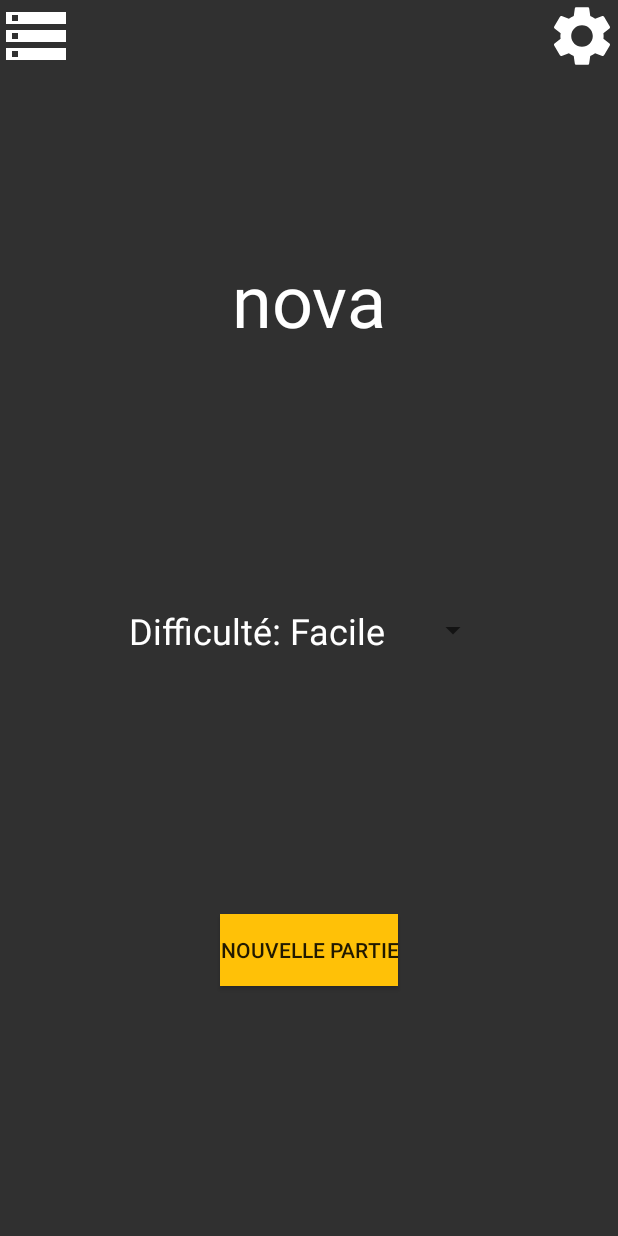
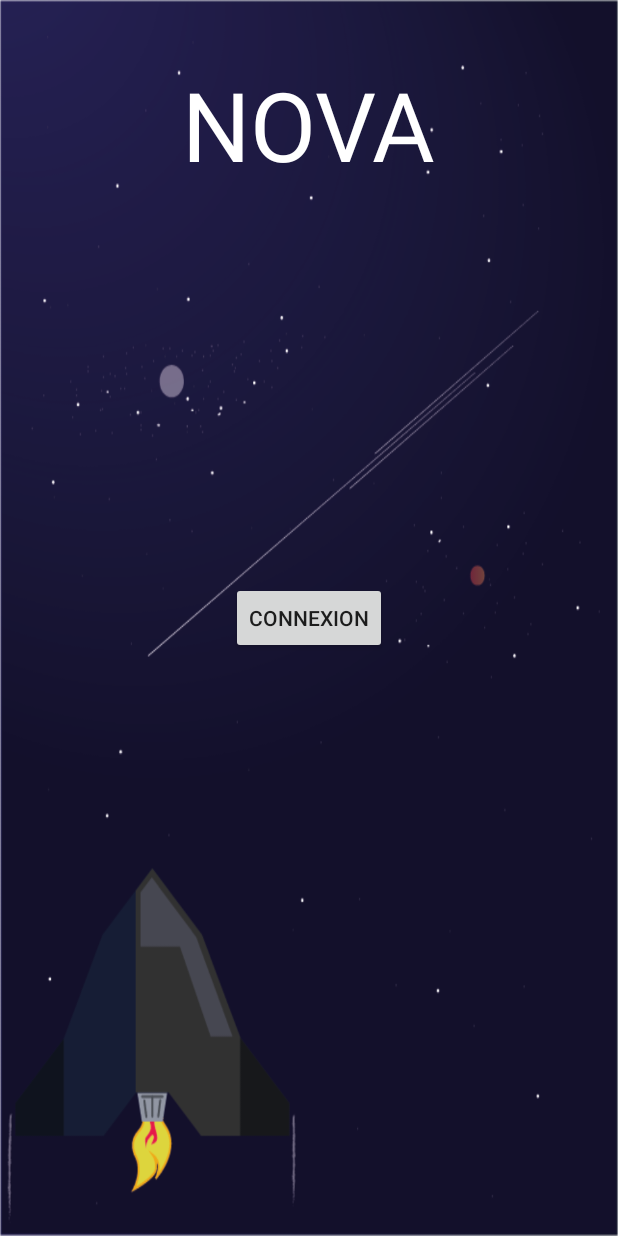
Before and after one commit to nova-project-esgi/nova.mobile, an Android app: the screen it shows after launch (Dashboard before the commit, Login after it), on a phone screen of 412 x 824 dp. Run offline under Robolectric (Android 15) with nearby library versions, the phone set to English and light mode, and no system bars.

Commit message:
add login page + bg

```diff
--- a/app/src/main/AndroidManifest.xml
+++ b/app/src/main/AndroidManifest.xml
@@ -12,14 +12,15 @@
         android:roundIcon="@drawable/nova_logo"
         android:supportsRtl="true"
         android:theme="@style/Theme.AppCompat.Light.NoActionBar">
-        <activity android:name=".LeaderBoard"></activity>
-        <activity android:name=".Dashboard">
+        <activity android:name=".Login">
             <intent-filter>
                 <action android:name="android.intent.action.MAIN" />
 
                 <category android:name="android.intent.category.LAUNCHER" />
             </intent-filter>
         </activity>
+        <activity android:name=".LeaderBoard" />
+        <activity android:name=".Dashboard" />
     </application>
 
 </manifest>
--- /dev/null
+++ b/app/src/main/java/com/esgi/nova/Login.kt
@@ -0,0 +1,23 @@
+package com.esgi.nova
+
+import android.content.Intent
+import androidx.appcompat.app.AppCompatActivity
+import android.os.Bundle
+import android.view.View
+import kotlinx.android.synthetic.main.activity_login.*
+
+class Login : AppCompatActivity(), View.OnClickListener {
+    override fun onCreate(savedInstanceState: Bundle?) {
+        super.onCreate(savedInstanceState)
+        setContentView(R.layout.activity_login)
+
+        btn_login.setOnClickListener(this)
+    }
+
+    override fun onClick(view: View?) {
+        if (view == btn_login) {
+            val intent = Intent(this, Dashboard::class.java)
+            startActivity(intent);
+        }
+    }
+}
--- /dev/null
+++ b/app/src/main/res/layout/activity_login.xml
@@ -0,0 +1,33 @@
+<?xml version="1.0" encoding="utf-8"?>
+<androidx.constraintlayout.widget.ConstraintLayout xmlns:android="http://schemas.android.com/apk/res/android"
+    xmlns:app="http://schemas.android.com/apk/res-auto"
+    xmlns:tools="http://schemas.android.com/tools"
+    android:layout_width="match_parent"
+    android:layout_height="match_parent"
+    android:background="@drawable/login_bg"
+    tools:context=".Login">
+
+    <TextView
+        android:layout_width="wrap_content"
+        android:layout_height="wrap_content"
+        app:layout_constraintStart_toStartOf="parent"
+        app:layout_constraintEnd_toEndOf="parent"
+        app:layout_constraintTop_toTopOf="parent"
+        android:text="@string/app_name"
+        android:textSize="64dp"
+        android:textColor="@color/textColor"
+        android:layout_marginTop="40dp"/>
+
+    <Button
+        android:layout_width="wrap_content"
+        android:layout_height="wrap_content"
+        android:id="@+id/btn_login"
+        app:layout_constraintTop_toTopOf="parent"
+        app:layout_constraintBottom_toBottomOf="parent"
+        app:layout_constraintStart_toStartOf="parent"
+        android:text="@string/connexion"
+        app:layout_constraintEnd_toEndOf="parent">
+
+    </Button>
+
+</androidx.constraintlayout.widget.ConstraintLayout>
--- a/app/src/main/res/values/strings.xml
+++ b/app/src/main/res/values/strings.xml
@@ -1,5 +1,5 @@
 <resources>
-    <string name="app_name">nova</string>
+    <string name="app_name">NOVA</string>
     <string name="to_parameters">Options</string>
     <string name="to_leaderboard">Scores</string>
     <string name="new_game">Nouvelle Partie</string>
@@ -9,4 +9,5 @@
     <string name="tgl_btn_on">OUI</string>
     <string name="tgl_btn_off">NON</string>
     <string name="scoreBoard_name">Scores</string>
+    <string name="connexion">Connexion</string>
 </resources>
```
Also changed, not shown: app/src/main/res/drawable-v24/login_bg.png (added).
